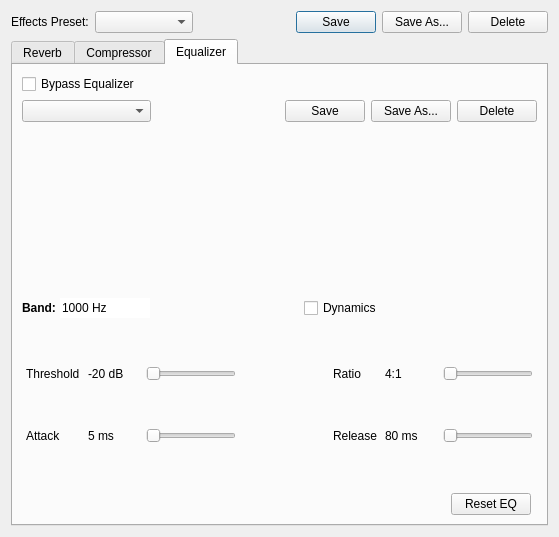
Above: src/effectsdlgbase.ui from ignotus666/jamulus before the change. Below: the same form after it.
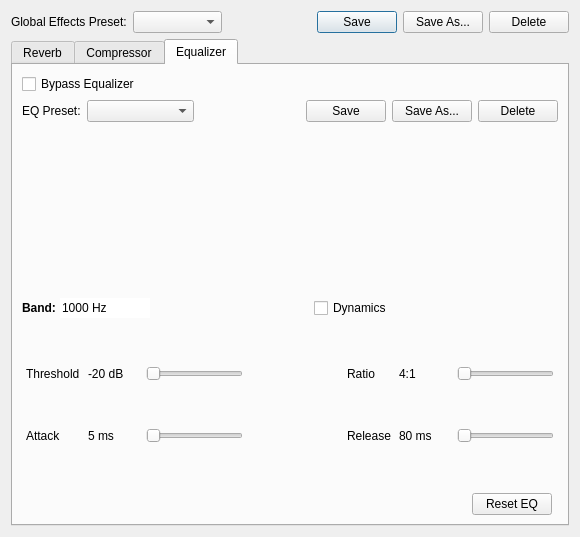
That is the form after the change. Custom widgets are drawn as their Qt base class.

Diff of the .ui file:
```diff
--- a/src/effectsdlgbase.ui
+++ b/src/effectsdlgbase.ui
@@ -6,7 +6,7 @@
    <rect>
     <x>0</x>
     <y>0</y>
-    <width>559</width>
+    <width>580</width>
     <height>537</height>
    </rect>
   </property>
@@ -19,7 +19,7 @@
      <item>
       <widget class="QLabel" name="pLblEffectsPreset">
        <property name="text">
-        <string>Effects Preset:</string>
+        <string>Global Effects Preset:</string>
        </property>
       </widget>
      </item>
@@ -527,6 +527,13 @@
        </item>
        <item row="1" column="0" colspan="2">
         <layout class="QHBoxLayout" name="horizontalLayoutEQPresetRow">
+         <item>
+          <widget class="QLabel" name="label">
+           <property name="text">
+            <string>EQ Preset:</string>
+           </property>
+          </widget>
+         </item>
          <item>
           <widget class="QComboBox" name="pCbxEQPresets">
            <property name="sizePolicy">
```
